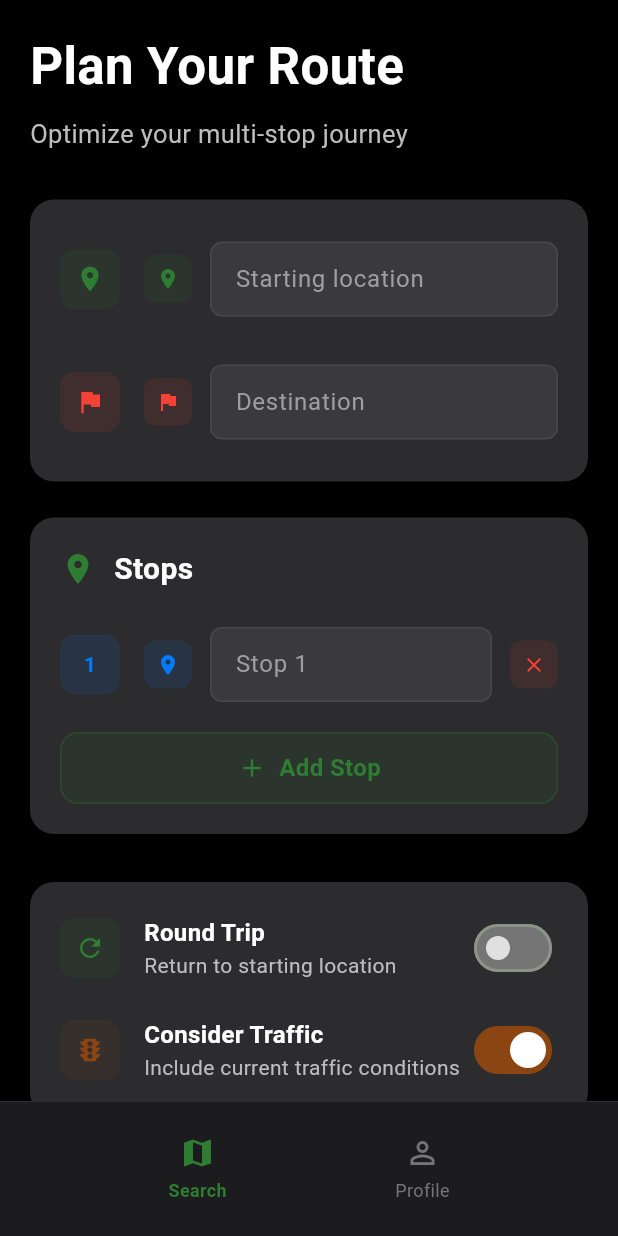
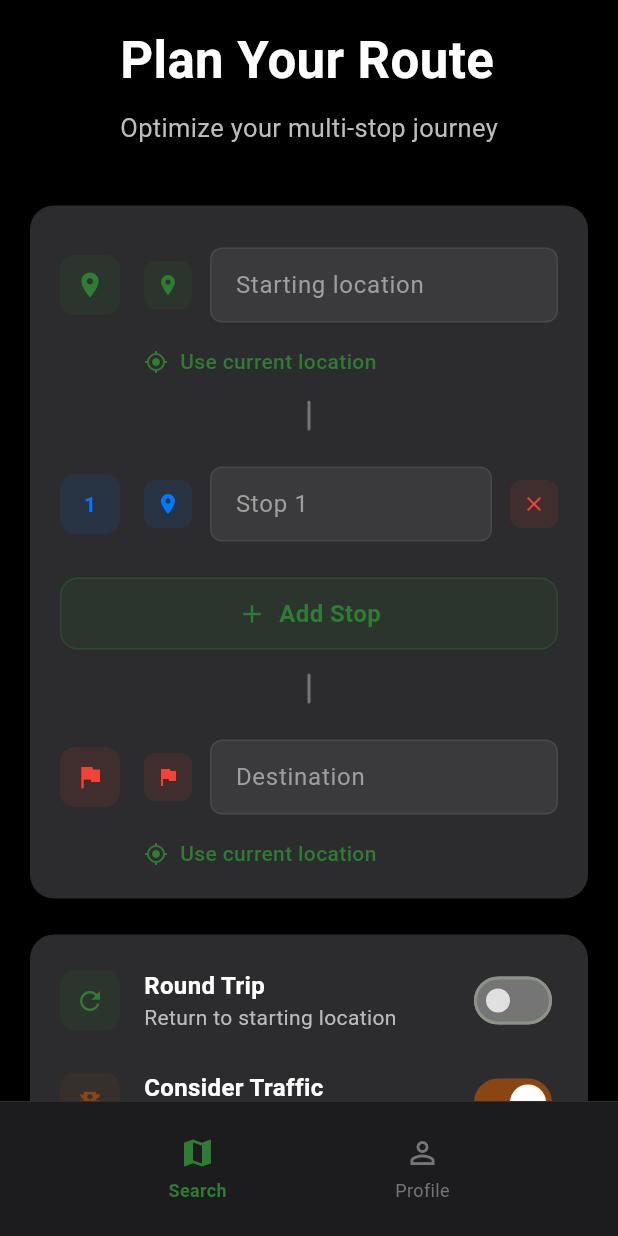
Before and after one commit to theaPAULo/driveless_flutter, a Flutter app: the screen it shows once a user with an empty profile is signed in, after a tap on "Add Stop", on a phone screen of 412 x 824 dp. Run offline on Flutter 3.47's test engine with Material 3 defaults, Android fonts, the phone set to English and light mode, and no system bars; drawn by our look-alikes of flutter_typeahead; our stand-ins replace cloud_firestore, firebase_auth, firebase_core, geolocator, google_maps_flutter, google_sign_in and 2 more; accounts and stored records are empty; network calls fail.

Commit message:
input screen update

```diff
--- a/lib/screens/route_input_screen.dart
+++ b/lib/screens/route_input_screen.dart
@@ -1,16 +1,18 @@
 // lib/screens/route_input_screen.dart
 //
-// Complete Route Input Screen with Usage Tracking Integration
-// This is the main route planning interface
+// iOS-Style Route Input Screen with Saved Address Chips and Current Location
+// Matches the iOS version design and functionality
 
 import 'package:flutter/material.dart';
 import 'package:cloud_firestore/cloud_firestore.dart';
 import 'package:firebase_auth/firebase_auth.dart';
+import 'package:geolocator/geolocator.dart';
 
 import '../models/route_models.dart';
 import '../services/route_calculator_service.dart';
 import '../services/usage_tracking_service.dart';
 import '../services/analytics_service.dart';
+import '../services/error_tracking_service.dart';
 import '../widgets/autocomplete_text_field.dart';
 import '../services/saved_address_service.dart';
 import '../models/saved_address_model.dart';
@@ -33,12 +35,14 @@ class _RouteInputScreenState extends State<RouteInputScreen> {
   final RouteCalculatorService _routeService = RouteCalculatorService();
   final UsageTrackingService _usageTrackingService = UsageTrackingService();
   final AnalyticsService _analyticsService = AnalyticsService();
+  final ErrorTrackingService _errorTrackingService = ErrorTrackingService();
   final SavedAddressService _savedAddressService = SavedAddressService();
 
   // State variables
   bool _isOptimizing = false;
   bool _isRoundTrip = false;
   bool _includeTraffic = true;
+  bool _isGettingLocation = false;
   List<SavedAddress> _savedAddresses = [];
 
   // Address storage for formatted addresses from autocomplete
@@ -66,7 +70,6 @@ class _RouteInputScreenState extends State<RouteInputScreen> {
   /// Load saved addresses from storage
   Future<void> _loadSavedAddresses() async {
     try {
-      // Use savedAddresses getter instead of method
       final addresses = _savedAddressService.savedAddresses;
       if (mounted) {
         setState(() {
@@ -80,8 +83,6 @@ class _RouteInputScreenState extends State<RouteInputScreen> {
 
   /// Load user settings
   void _loadSettings() {
-    // Load user preferences from SharedPreferences or provider
-    // For now, using default values
     setState(() {
       _isRoundTrip = false;
       _includeTraffic = true;
@@ -93,25 +94,23 @@ class _RouteInputScreenState extends State<RouteInputScreen> {
     return Scaffold(
       backgroundColor: Colors.black,
       body: SafeArea(
-        child: SingleChildScrollView(
-          padding: const EdgeInsets.all(20),
         child: Column(
-            crossAxisAlignment: CrossAxisAlignment.start,
           children: [
             // Header
             _buildHeader(),
 
-              const SizedBox(height: 32),
+            // Main content
+            Expanded(
+              child: SingleChildScrollView(
+                padding: const EdgeInsets.symmetric(horizontal: 20),
+                child: Column(
+                  children: [
+                    const SizedBox(height: 24),
 
                     // Route Input Section
                     _buildRouteInputSection(),
 
                     const SizedBox(height: 24),
-
-              // Stops Section
-              _buildStopsSection(),
-
-              const SizedBox(height: 32),
 
                     // Settings Section
                     _buildSettingsSection(),
@@ -126,12 +125,17 @@ class _RouteInputScreenState extends State<RouteInputScreen> {
                 ),
               ),
             ),
+          ],
+        ),
+      ),
     );
   }
 
   // MARK: - Header
   Widget _buildHeader() {
-    return Column(
+    return Container(
+      padding: const EdgeInsets.symmetric(horizontal: 20, vertical: 16),
+      child: Column(
         crossAxisAlignment: CrossAxisAlignment.start,
         children: [
           const Text(
@@ -151,6 +155,7 @@ class _RouteInputScreenState extends State<RouteInputScreen> {
             ),
           ),
         ],
+      ),
     );
   }
 
@@ -171,162 +176,67 @@ class _RouteInputScreenState extends State<RouteInputScreen> {
       ),
       child: Column(
         children: [
-          // Start Location
-          _buildLocationInput(
+          // Start Location Section
+          _buildLocationSection(
+            label: 'Starting location',
             controller: _startLocationController,
-            hintText: 'Starting location',
             icon: Icons.location_on,
             iconColor: const Color(0xFF2E7D32),
-            onAddressSelected: (address) {
-              setState(() {
-                _startLocationAddress = address;
-              });
-            },
+            isStart: true,
           ),
 
           const SizedBox(height: 16),
 
-          // End Location (only if not round trip)
-          if (!_isRoundTrip) ...[
-            _buildLocationInput(
-              controller: _endLocationController,
-              hintText: 'Destination',
-              icon: Icons.flag,
-              iconColor: Colors.red,
-              onAddressSelected: (address) {
-                setState(() {
-                  _endLocationAddress = address;
-                });
-              },
-            ),
-          ],
-        ],
-      ),
-    );
-  }
-
-  // MARK: - Stops Section
-  Widget _buildStopsSection() {
-    return Container(
-      padding: const EdgeInsets.all(20),
-      decoration: BoxDecoration(
-        color: const Color(0xFF2C2C2E),
-        borderRadius: BorderRadius.circular(16),
-        boxShadow: [
-          BoxShadow(
-            color: Colors.black.withOpacity(0.2),
-            blurRadius: 8,
-            offset: const Offset(0, 2),
-          ),
-        ],
-      ),
-      child: Column(
-        crossAxisAlignment: CrossAxisAlignment.start,
-        children: [
-          // Section header
-          Row(
-            children: [
-              const Icon(
-                Icons.place,
-                color: Color(0xFF2E7D32),
-                size: 24,
-              ),
-              const SizedBox(width: 12),
-              const Text(
-                'Stops',
-                style: TextStyle(
-                  color: Colors.white,
-                  fontSize: 20,
-                  fontWeight: FontWeight.bold,
-                ),
-              ),
-            ],
-          ),
+          // Connector line
+          _buildConnectorLine(),
 
           const SizedBox(height: 16),
 
-          // Existing stops
-          ..._stopControllers.asMap().entries.map((entry) {
-            final index = entry.key;
-            final controller = entry.value;
-            return Padding(
-              padding: const EdgeInsets.only(bottom: 12),
-              child: _buildStopInput(controller, index),
-            );
-          }).toList(),
+          // Stops Section
+          ..._buildStopsSection(),
 
-          // Add Stop Button
-          _buildAddStopButton(),
+          // Add connector line if we have stops
+          if (_stopControllers.isNotEmpty) ...[
+            const SizedBox(height: 16),
+            _buildConnectorLine(),
+            const SizedBox(height: 16),
           ],
-      ),
-    );
-  }
 
-  // MARK: - Settings Section
-  Widget _buildSettingsSection() {
-    return Container(
-      padding: const EdgeInsets.all(20),
-      decoration: BoxDecoration(
-        color: const Color(0xFF2C2C2E),
-        borderRadius: BorderRadius.circular(16),
-        boxShadow: [
-          BoxShadow(
-            color: Colors.black.withOpacity(0.2),
-            blurRadius: 8,
-            offset: const Offset(0, 2),
-          ),
-        ],
-      ),
-      child: Column(
-        children: [
-          // Round Trip Toggle
-          _buildToggleRow(
-            icon: Icons.refresh,
-            title: 'Round Trip',
-            subtitle: 'Return to starting location',
-            value: _isRoundTrip,
-            onChanged: (value) {
-              setState(() {
-                _isRoundTrip = value;
-                if (value) {
-                  _endLocationController.clear();
-                  _endLocationAddress = '';
-                }
-              });
-            },
-            activeColor: const Color(0xFF2E7D32),
-          ),
-
-          const SizedBox(height: 20),
-
-          // Traffic Toggle
-          _buildToggleRow(
-            icon: Icons.traffic,
-            title: 'Consider Traffic',
-            subtitle: 'Include current traffic conditions',
-            value: _includeTraffic,
-            onChanged: (value) {
-              setState(() {
-                _includeTraffic = value;
-              });
-            },
-            activeColor: const Color(0xFF8B4513),
+          // End Location Section
+          _buildLocationSection(
+            label: _isRoundTrip ? 'Return to start' : 'Destination',
+            controller: _endLocationController,
+            icon: Icons.flag,
+            iconColor: Colors.red,
+            isStart: false,
+            isDisabled: _isRoundTrip,
           ),
         ],
       ),
     );
   }
 
-  // MARK: - Helper Widgets
-
-  Widget _buildLocationInput({
+  // MARK: - Location Section with Saved Address Chips
+  Widget _buildLocationSection({
+    required String label,
     required TextEditingController controller,
-    required String hintText,
     required IconData icon,
     required Color iconColor,
-    required Function(String) onAddressSelected,
+    required bool isStart,
+    bool isDisabled = false,
   }) {
-    return Row(
+    return Column(
+      crossAxisAlignment: CrossAxisAlignment.start,
+      children: [
+        // Saved Address Chips (only show if not disabled and we have addresses)
+        if (!isDisabled && _savedAddresses.isNotEmpty)
+          _buildSavedAddressChips(isStart),
+
+        if (!isDisabled && _savedAddresses.isNotEmpty)
+          const SizedBox(height: 12),
+
+        // Location Input Row
+        Row(
           children: [
             // Icon
             Container(
@@ -345,23 +255,147 @@ class _RouteInputScreenState extends State<RouteInputScreen> {
 
             const SizedBox(width: 16),
 
-        // Text Field with Autocomplete
+            // Text Field
             Expanded(
               child: AutocompleteTextField(
                 controller: controller,
-            hint: hintText,
+                hint: label,
                 icon: icon,
                 iconColor: iconColor,
+                enabled: !isDisabled,
                 onPlaceSelected: (placeDetails) {
-              onAddressSelected(placeDetails.formattedAddress);
+                  if (isStart) {
+                    _startLocationAddress = placeDetails.formattedAddress;
+                  } else {
+                    _endLocationAddress = placeDetails.formattedAddress;
+                  }
                 },
               ),
             ),
           ],
+        ),
+
+        // Current Location Button (only show if field is empty and not disabled)
+        if (!isDisabled && controller.text.isEmpty)
+          _buildCurrentLocationButton(controller, isStart),
+      ],
     );
   }
 
-  Widget _buildStopInput(TextEditingController controller, int index) {
+  // MARK: - Saved Address Chips
+  Widget _buildSavedAddressChips(bool isForStart) {
+    return Container(
+      height: 44,
+      child: ListView.separated(
+        scrollDirection: Axis.horizontal,
+        itemCount: _savedAddresses.length,
+        separatorBuilder: (context, index) => const SizedBox(width: 8),
+        itemBuilder: (context, index) {
+          final address = _savedAddresses[index];
+          return _buildSavedAddressChip(address, isForStart);
+        },
+      ),
+    );
+  }
+
+  Widget _buildSavedAddressChip(SavedAddress address, bool isForStart) {
+    IconData chipIcon;
+    switch (address.addressType) {
+      case SavedAddressType.home:
+        chipIcon = Icons.home;
+        break;
+      case SavedAddressType.work:
+        chipIcon = Icons.business;
+        break;
+      default:
+        chipIcon = Icons.place;
+    }
+
+    return GestureDetector(
+      onTap: () => _selectSavedAddress(address, isForStart),
+      child: Container(
+        width: 44,
+        height: 44,
+        decoration: BoxDecoration(
+          color: const Color(0xFF2E7D32).withOpacity(0.1),
+          borderRadius: BorderRadius.circular(22),
+          border: Border.all(
+            color: const Color(0xFF2E7D32).withOpacity(0.3),
+            width: 1,
+          ),
+        ),
+        child: Icon(
+          chipIcon,
+          color: const Color(0xFF2E7D32),
+          size: 20,
+        ),
+      ),
+    );
+  }
+
+  // MARK: - Current Location Button
+  Widget _buildCurrentLocationButton(TextEditingController controller, bool isForStart) {
+    return Padding(
+      padding: const EdgeInsets.only(top: 8, left: 56),
+      child: GestureDetector(
+        onTap: _isGettingLocation ? null : () => _useCurrentLocation(controller, isForStart),
+        child: Row(
+          children: [
+            Icon(
+              _isGettingLocation ? Icons.hourglass_empty : Icons.my_location,
+              color: const Color(0xFF2E7D32),
+              size: 16,
+            ),
+            const SizedBox(width: 8),
+            Text(
+              _isGettingLocation ? 'Getting location...' : 'Use current location',
+              style: TextStyle(
+                color: const Color(0xFF2E7D32),
+                fontSize: 14,
+                fontWeight: FontWeight.w500,
+              ),
+            ),
+          ],
+        ),
+      ),
+    );
+  }
+
+  // MARK: - Connector Line
+  Widget _buildConnectorLine() {
+    return Container(
+      width: 2,
+      height: 20,
+      decoration: BoxDecoration(
+        color: Colors.grey[600],
+        borderRadius: BorderRadius.circular(1),
+      ),
+    );
+  }
+
+  // MARK: - Stops Section
+  List<Widget> _buildStopsSection() {
+    List<Widget> stopWidgets = [];
+
+    for (int i = 0; i < _stopControllers.length; i++) {
+      stopWidgets.add(_buildStopInput(i));
+      if (i < _stopControllers.length - 1) {
+        stopWidgets.add(const SizedBox(height: 16));
+        stopWidgets.add(_buildConnectorLine());
+        stopWidgets.add(const SizedBox(height: 16));
+      }
+    }
+
+    // Add "Add Stop" button
+    if (stopWidgets.isNotEmpty) {
+      stopWidgets.add(const SizedBox(height: 16));
+    }
+    stopWidgets.add(_buildAddStopButton());
+
+    return stopWidgets;
+  }
+
+  Widget _buildStopInput(int index) {
     return Row(
       children: [
         // Stop number
@@ -388,12 +422,11 @@ class _RouteInputScreenState extends State<RouteInputScreen> {
         // Text Field
         Expanded(
           child: AutocompleteTextField(
-            controller: controller,
+            controller: _stopControllers[index],
             hint: 'Stop ${index + 1}',
             icon: Icons.place,
             iconColor: const Color(0xFF007AFF),
             onPlaceSelected: (placeDetails) {
-              // Ensure _stopAddresses list is long enough
               while (_stopAddresses.length <= index) {
                 _stopAddresses.add('');
               }
@@ -460,6 +493,61 @@ class _RouteInputScreenState extends State<RouteInputScreen> {
             ),
           ],
         ),
+      ),
+    );
+  }
+
+  // MARK: - Settings Section
+  Widget _buildSettingsSection() {
+    return Container(
+      padding: const EdgeInsets.all(20),
+      decoration: BoxDecoration(
+        color: const Color(0xFF2C2C2E),
+        borderRadius: BorderRadius.circular(16),
+        boxShadow: [
+          BoxShadow(
+            color: Colors.black.withOpacity(0.2),
+            blurRadius: 8,
+            offset: const Offset(0, 2),
+          ),
+        ],
+      ),
+      child: Column(
+        children: [
+          // Round Trip Toggle
+          _buildToggleRow(
+            icon: Icons.refresh,
+            title: 'Round Trip',
+            subtitle: 'Return to starting location',
+            value: _isRoundTrip,
+            onChanged: (value) {
+              setState(() {
+                _isRoundTrip = value;
+                if (value) {
+                  _endLocationController.clear();
+                  _endLocationAddress = '';
+                }
+              });
+            },
+            activeColor: const Color(0xFF2E7D32),
+          ),
+
+          const SizedBox(height: 20),
+
+          // Traffic Toggle
+          _buildToggleRow(
+            icon: Icons.traffic,
+            title: 'Consider Traffic',
+            subtitle: 'Include current traffic conditions',
+            value: _includeTraffic,
+            onChanged: (value) {
+              setState(() {
+                _includeTraffic = value;
+              });
+            },
+            activeColor: const Color(0xFF8B4513),
+          ),
+        ],
       ),
     );
   }
@@ -622,7 +710,84 @@ class _RouteInputScreenState extends State<RouteInputScreen> {
     });
   }
 
-  // MARK: - Route Optimization with Usage Tracking
+  void _selectSavedAddress(SavedAddress address, bool isForStart) {
+    if (isForStart) {
+      _startLocationController.text = address.displayName.isNotEmpty
+          ? address.displayName
+          : address.label;
+      _startLocationAddress = address.fullAddress;
+    } else {
+      _endLocationController.text = address.displayName.isNotEmpty
+          ? address.displayName
+          : address.label;
+      _endLocationAddress = address.fullAddress;
+    }
+  }
+
+  Future<void> _useCurrentLocation(TextEditingController controller, bool isForStart) async {
+    setState(() {
+      _isGettingLocation = true;
+    });
+
+    try {
+      // Check location permissions
+      LocationPermission permission = await Geolocator.checkPermission();
+      if (permission == LocationPermission.denied) {
+        permission = await Geolocator.requestPermission();
+        if (permission == LocationPermission.denied) {
+          throw Exception('Location permissions are denied');
+        }
+      }
+
+      if (permission == LocationPermission.deniedForever) {
+        throw Exception('Location permissions are permanently denied');
+      }
+
+      // Get current position
+      Position position = await Geolocator.getCurrentPosition(
+        desiredAccuracy: LocationAccuracy.high,
+      );
+
+      // For now, just set coordinates as text (you could reverse geocode to get address)
+      final locationText = 'Current Location (${position.latitude.toStringAsFixed(4)}, ${position.longitude.toStringAsFixed(4)})';
+
+      controller.text = locationText;
+
+      if (isForStart) {
+        _startLocationAddress = locationText;
+      } else {
+        _endLocationAddress = locationText;
+      }
+
+      // Track successful location usage
+      await _analyticsService.trackEvent('current_location_used', details: isForStart ? 'start' : 'end');
+
+    } catch (e) {
+      // Track error
+      await _errorTrackingService.trackLocationError(
+        errorMessage: e.toString(),
+        stackTrace: StackTrace.current,
+      );
+
+      // Show error to user
+      if (mounted) {
+        ScaffoldMessenger.of(context).showSnackBar(
+          SnackBar(
+            content: Text('Error getting location: ${e.toString()}'),
+            backgroundColor: Colors.red,
+          ),
+        );
+      }
+    } finally {
+      if (mounted) {
+        setState(() {
+          _isGettingLocation = false;
+        });
+      }
+    }
+  }
+
+  // MARK: - Route Optimization with Enhanced Error Tracking
   Future<void> _optimizeRoute() async {
     if (_isOptimizing) return;
 
@@ -631,10 +796,9 @@ class _RouteInputScreenState extends State<RouteInputScreen> {
     });
 
     try {
-      // 🆕 STEP 1: Check usage limits BEFORE route calculation
+      // Check usage limits BEFORE route calculation
       final bool canCalculate = await _usageTrackingService.canPerformRouteCalculation();
       if (!canCalculate) {
-        // Show usage limit dialog
         if (mounted) {
           _showUsageLimitDialog();
         }
@@ -679,10 +843,10 @@ class _RouteInputScreenState extends State<RouteInputScreen> {
         isRoundTrip: _isRoundTrip,
       );
 
-      // 🆕 STEP 2: Track route calculation attempt in analytics
+      // Track route calculation attempt in analytics
       await _analyticsService.trackEvent(
         'route_calculation_started',
-        details: '${stops.length + 2} stops', // +2 for start and end
+        details: '${stops.length + 2} stops',
       );
 
       // Calculate optimized route
@@ -693,7 +857,7 @@ class _RouteInputScreenState extends State<RouteInputScreen> {
         originalInputs: originalInputs,
       );
 
-      // 🆕 STEP 3: On SUCCESS - Increment usage and track successful calculation
+      // On SUCCESS - Increment usage and track successful calculation
       await _usageTrackingService.incrementUsage();
 
       await _analyticsService.trackRouteCalculation(
@@ -717,7 +881,15 @@ class _RouteInputScreenState extends State<RouteInputScreen> {
       }
 
     } catch (e) {
-      // 🆕 STEP 4: On ERROR - Track failed calculation (but don't increment usage)
+      // Enhanced error tracking
+      await _errorTrackingService.trackRouteCalculationError(
+        errorMessage: e.toString(),
+        startLocation: _startLocationController.text,
+        endLocation: _endLocationController.text,
+        stops: _stopControllers.map((c) => c.text).toList(),
+        stackTrace: StackTrace.current,
+      );
+
       await _analyticsService.trackEvent(
         'route_calculation_failed',
         details: e.toString(),
@@ -744,7 +916,6 @@ class _RouteInputScreenState extends State<RouteInputScreen> {
     }
   }
 
-  // 🆕 NEW: Show usage limit reached dialog
   void _showUsageLimitDialog() {
     showDialog(
       context: context,
```
Lines whose indentation alone changed are shown as unchanged.
